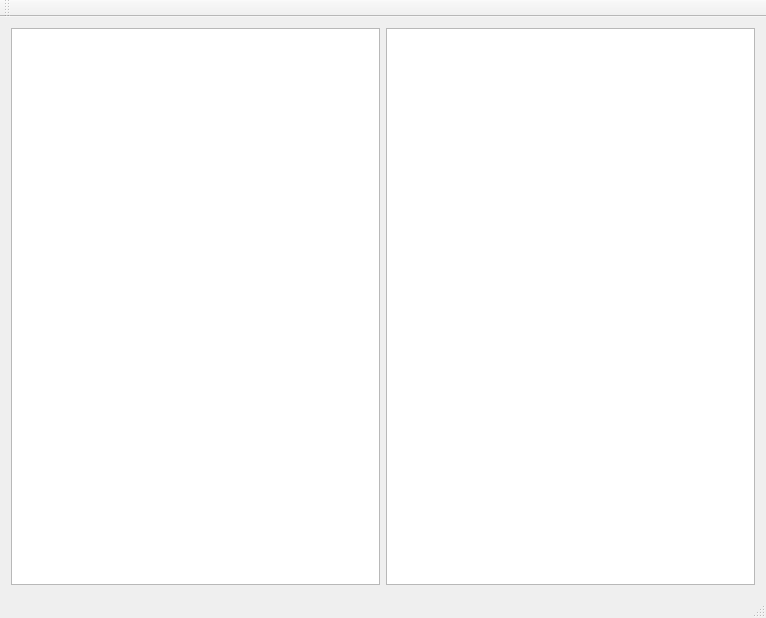
Qt form MyApplication/MyApplication/QListViewDemo.ui (IvingShe/QtProjects) before a commit.
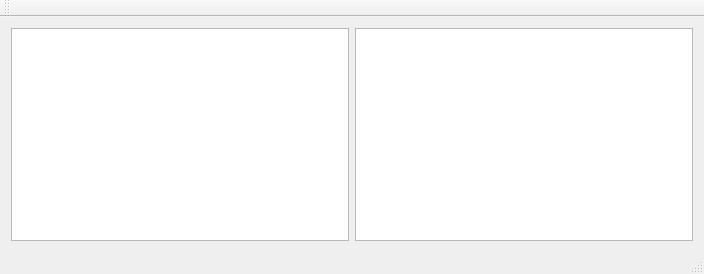
The same form after that commit.

Patch:
```diff
--- a/MyApplication/MyApplication/QListViewDemo.ui
+++ b/MyApplication/MyApplication/QListViewDemo.ui
@@ -6,8 +6,8 @@
    <rect>
     <x>0</x>
     <y>0</y>
-    <width>766</width>
-    <height>618</height>
+    <width>704</width>
+    <height>274</height>
    </rect>
   </property>
   <property name="windowTitle">
```
Left out of the diff: 4 changed lines with no effect on the pictures.
